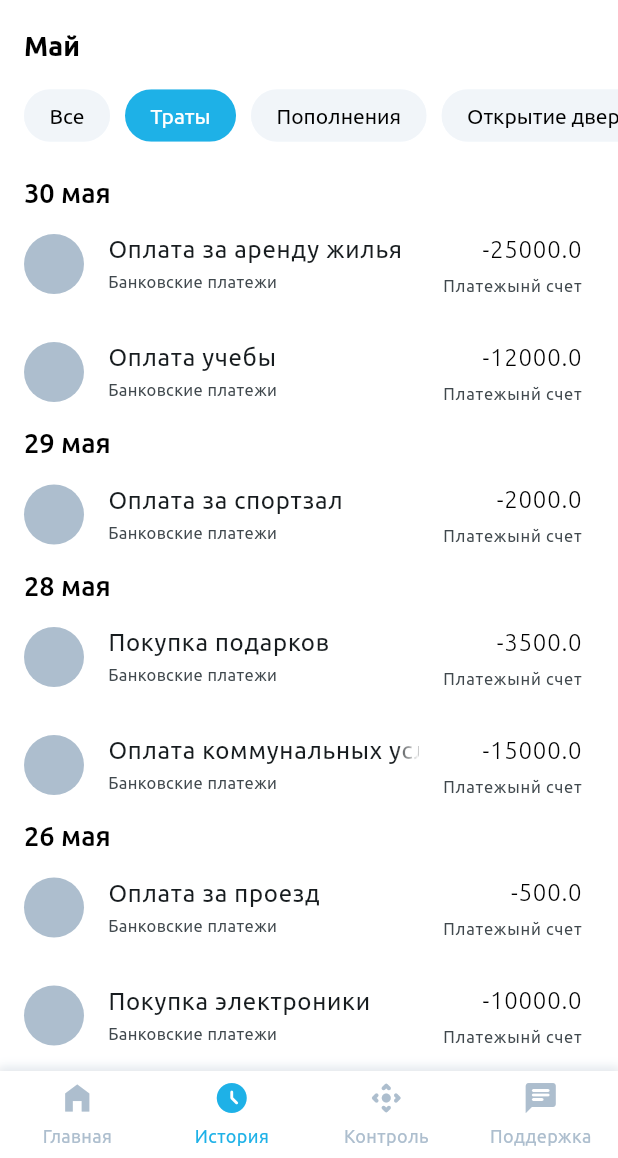
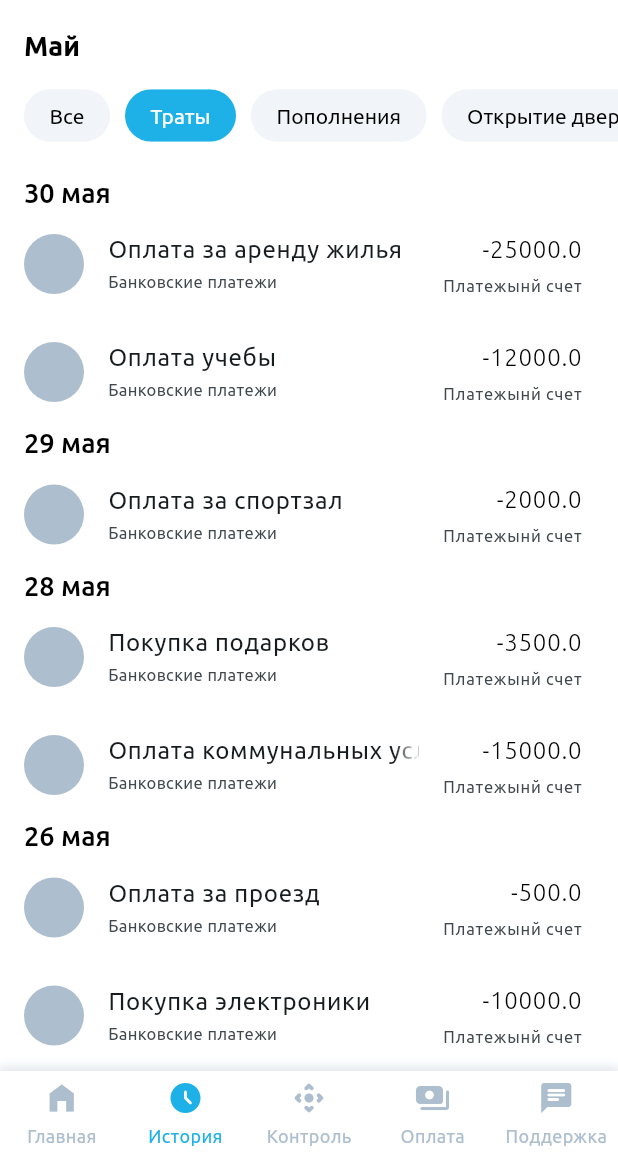
Before and after one commit to ComputerHakka/PaymentsCopy, a Flutter app: the HistoryScreen screen opened by its route, after a tap on "Траты", on a phone screen of 412 x 824 dp, the part 78-1236 px from its top. Run offline on Flutter 3.47's test engine with Material 3 defaults, Android fonts, the phone set to English and light mode, and no system bars; our stand-ins replace bloc, dio, equatable, fl_chart, floor, flutter_bloc and 7 more; accounts and stored records are empty; generated files the repository leaves out were written again; project files that could hold a hidden picture were left out.

Commit message:
added payment screen

```diff
--- a/lib/config/routes/routes.dart
+++ b/lib/config/routes/routes.dart
@@ -2,6 +2,7 @@ import 'package:flutter_bloc/flutter_bloc.dart';
 import 'package:go_router/go_router.dart';
 import 'package:personal_payment_app/core/constants/constants.dart';
 import 'package:personal_payment_app/features/notifications/presentation/screens/notifications_screen.dart';
+import 'package:personal_payment_app/features/payment/presentation/screens/payment_screen.dart';
 import 'package:personal_payment_app/features/transactions/domain/entities/transaction.dart';
 import 'package:personal_payment_app/features/user_account/presentation/authorization/presentation/bloc/auth/remote/remote_auth_bloc.dart';
 import 'package:personal_payment_app/features/user_account/presentation/authorization/presentation/screens/authorization_screen.dart';
@@ -9,7 +10,7 @@ import 'package:personal_payment_app/features/user_account/presentation/authoriz
 import 'package:personal_payment_app/features/history/presentation/bloc/filter/filter_transactions_bloc.dart';
 import 'package:personal_payment_app/features/history/presentation/screens/history_screen.dart';
 import 'package:personal_payment_app/features/home_control/presentation/screens/home_control_screen.dart';
-import 'package:personal_payment_app/features/payment/presentation/screens/home/home_screen.dart';
+import 'package:personal_payment_app/features/home/presentation/screens/home/home_screen.dart';
 import 'package:personal_payment_app/features/user_account/presentation/loading/loading_screen.dart';
 import 'package:personal_payment_app/features/user_account/presentation/profile/bloc/bloc/change_contacts_bloc.dart';
 import 'package:personal_payment_app/features/user_account/presentation/profile/screens/addresses/user_addresses_screen.dart';
@@ -169,6 +170,15 @@ class AppRoutes {
           StatefulShellBranch(
             routes: [
               GoRoute(
+                path: '/payment',
+                name: RouteNames.paymentScreen,
+                builder: (context, state) => const PaymentScreen(),
+              ),
+            ],
+          ),
+          StatefulShellBranch(
+            routes: [
+              GoRoute(
                 path: '/support_chat',
                 name: RouteNames.supportChatScreen,
                 builder: (context, state) => BlocProvider<MessagesBloc>(
--- a/lib/core/constants/constants.dart
+++ b/lib/core/constants/constants.dart
@@ -18,6 +18,7 @@ class RouteNames {
   static const servicesListScreen = 'services_list_screen';
   static const serviceDetailsScreen = 'service_details_screen';
   static const notifiactionsScreen = 'notifications_screen';
+  static const paymentScreen = 'payment_screen';
 }
 
 class ApiConstants {
--- a/lib/features/payment/presentation/screens/home/home_screen.dart
+++ b/lib/features/home/presentation/screens/home/home_screen.dart
@@ -39,7 +39,10 @@ class HomeScreen extends StatelessWidget {
           child: Column(
             children: [
               const UserNameWidget(),
-              const AccountBalanceWidget(),
+              const Padding(
+                padding: EdgeInsets.symmetric(horizontal: 16, vertical: 7.5),
+                child: AccountBalanceWidget(),
+              ),
               SizedBox(
                 height: 118,
                 child: ListView(
@@ -163,9 +166,7 @@ class AccountBalanceWidget extends StatelessWidget {
 
   @override
   Widget build(BuildContext context) {
-    return Padding(
-      padding: const EdgeInsets.symmetric(horizontal: 16, vertical: 7.5),
-      child: AspectRatio(
+    return AspectRatio(
       aspectRatio: 4.4,
       child: Container(
         padding: const EdgeInsets.symmetric(horizontal: 20, vertical: 15),
@@ -186,8 +187,7 @@ class AccountBalanceWidget extends StatelessWidget {
                   ),
                   Text(
                     '12 729,22 р',
-                      style:
-                          TextStyle(fontSize: 18, fontWeight: FontWeight.w500),
+                    style: TextStyle(fontSize: 18, fontWeight: FontWeight.w500),
                   ),
                 ],
               ),
@@ -204,8 +204,8 @@ class AccountBalanceWidget extends StatelessWidget {
                 shadowColor: WidgetStateColor.transparent,
                 foregroundColor: WidgetStatePropertyAll(accentColor),
                 backgroundColor: WidgetStateColor.transparent,
-                  overlayColor: WidgetStatePropertyAll(
-                      Color.fromARGB(255, 215, 248, 255)),
+                overlayColor:
+                    WidgetStatePropertyAll(Color.fromARGB(255, 215, 248, 255)),
                 shape: WidgetStatePropertyAll(
                   StadiumBorder(
                     side: BorderSide(
@@ -222,7 +222,6 @@ class AccountBalanceWidget extends StatelessWidget {
               child: const Text('Пополнить'),
             ),
           ],
-          ),
         ),
       ),
     );
--- /dev/null
+++ b/lib/features/payment/presentation/screens/payment_screen.dart
@@ -0,0 +1,118 @@
+import 'package:flutter/material.dart';
+import 'package:flutter_svg/svg.dart';
+import 'package:go_router/go_router.dart';
+import 'package:personal_payment_app/config/theme/app_themes.dart';
+import 'package:personal_payment_app/core/constants/constants.dart';
+import 'package:personal_payment_app/features/home/presentation/screens/home/home_screen.dart';
+
+class PaymentScreen extends StatelessWidget {
+  const PaymentScreen({super.key});
+
+  @override
+  Widget build(BuildContext context) {
+    return Scaffold(
+      appBar: AppBar(
+        title: const AppBarTextField(),
+        actions: [
+          Container(
+            margin: const EdgeInsets.only(right: 16),
+            padding: const EdgeInsets.symmetric(horizontal: 6),
+            decoration: BoxDecoration(
+              color: containersColor,
+              borderRadius: BorderRadius.circular(30),
+            ),
+            child: IconButton(
+              onPressed: () {
+                GoRouter.of(context).pushNamed(RouteNames.notifiactionsScreen);
+              },
+              icon: SvgPicture.asset(
+                'lib/core/assets/icons/notifications.svg',
+              ),
+            ),
+          ),
+        ],
+      ),
+      body: Padding(
+        padding: const EdgeInsets.symmetric(horizontal: 16, vertical: 15),
+        child: Column(
+          crossAxisAlignment: CrossAxisAlignment.start,
+          children: [
+            const Padding(
+              padding: EdgeInsets.symmetric(vertical: 6),
+              child: AccountBalanceWidget(),
+            ),
+            const Padding(
+              padding: EdgeInsets.symmetric(vertical: 6),
+              child: TextField(
+                decoration: InputDecoration(hintText: 'Номер договора'),
+              ),
+            ),
+            const Padding(
+              padding: EdgeInsets.symmetric(vertical: 6),
+              child: TextField(
+                decoration: InputDecoration(hintText: 'Фио абонента'),
+              ),
+            ),
+            const Padding(
+              padding: EdgeInsets.symmetric(vertical: 6),
+              child: Text('Рекомендованный платеж: 7600р'),
+            ),
+            const Padding(
+              padding: EdgeInsets.symmetric(vertical: 6),
+              child: TextField(
+                decoration: InputDecoration(hintText: 'Сумма'),
+              ),
+            ),
+            const Expanded(child: SizedBox()),
+            Row(
+              children: [
+                Checkbox(
+                  value: false,
+                  onChanged: (value) {},
+                ),
+                const Text('Я подтверждаю, что все данные верны')
+              ],
+            ),
+            ElevatedButton(
+              style: const ButtonStyle(
+                backgroundColor: WidgetStatePropertyAll(Colors.green),
+                overlayColor:
+                    WidgetStatePropertyAll(Color.fromARGB(255, 83, 148, 85)),
+              ),
+              onPressed: () {},
+              child: const Text('Оплатить'),
+            ),
+          ],
+        ),
+      ),
+    );
+  }
+}
+
+//TODO запихнуть все в отедльный виджет он находитяс на четырех или более экранах
+
+class AppBarTextField extends StatelessWidget {
+  const AppBarTextField({super.key});
+
+  @override
+  Widget build(BuildContext context) {
+    return TextField(
+      decoration: InputDecoration(
+        focusedBorder: OutlineInputBorder(
+          borderRadius: BorderRadius.circular(30),
+          borderSide: BorderSide.none,
+        ),
+        hintText: 'Поиск',
+        hintStyle: const TextStyle(color: unselectedItemColor),
+        enabledBorder: OutlineInputBorder(
+          borderRadius: BorderRadius.circular(30),
+          borderSide: BorderSide.none,
+        ),
+        prefixIcon: const Icon(Icons.search, color: unselectedItemColor),
+        filled: true,
+        fillColor: containersColor,
+        contentPadding: const EdgeInsets.symmetric(horizontal: 16, vertical: 4),
+      ),
+    );
+  }
+}
--- a/lib/features/root/presentation/screens/root_screen.dart
+++ b/lib/features/root/presentation/screens/root_screen.dart
@@ -72,6 +72,13 @@ class RootScreen extends StatelessWidget {
         const BottomNavigationBarItem(
           icon: Padding(
             padding: EdgeInsets.only(bottom: 5),
+            child: Icon(Icons.payments_rounded),
+          ),
+          label: 'Оплата',
+        ),
+        const BottomNavigationBarItem(
+          icon: Padding(
+            padding: EdgeInsets.only(bottom: 5),
             child: Icon(Icons.chat_rounded),
           ),
           label: 'Поддержка',
--- a/lib/features/support/presentation/screens/support_chat_screen.dart
+++ b/lib/features/support/presentation/screens/support_chat_screen.dart
@@ -173,6 +173,8 @@ class HeadCallWidget extends StatelessWidget {
             child: ElevatedButton(
               style: const ButtonStyle(
                 backgroundColor: WidgetStatePropertyAll(Colors.green),
+                overlayColor:
+                    WidgetStatePropertyAll(Color.fromARGB(255, 83, 148, 85)),
                 iconColor: WidgetStatePropertyAll(Colors.white),
                 padding: WidgetStatePropertyAll(
                   EdgeInsets.symmetric(vertical: 0),
--- a/lib/features/user_account/presentation/profile/screens/addresses/user_addresses_screen.dart
+++ b/lib/features/user_account/presentation/profile/screens/addresses/user_addresses_screen.dart
@@ -110,7 +110,7 @@ class _AddressCellWidgetState extends State<AddressCellWidget> {
               horizontal: VisualDensity.minimumDensity,
               vertical: VisualDensity.minimumDensity,
             ),
-          )
+          ),
         ],
       ),
     );
```
Lines whose indentation alone changed are shown as unchanged.
